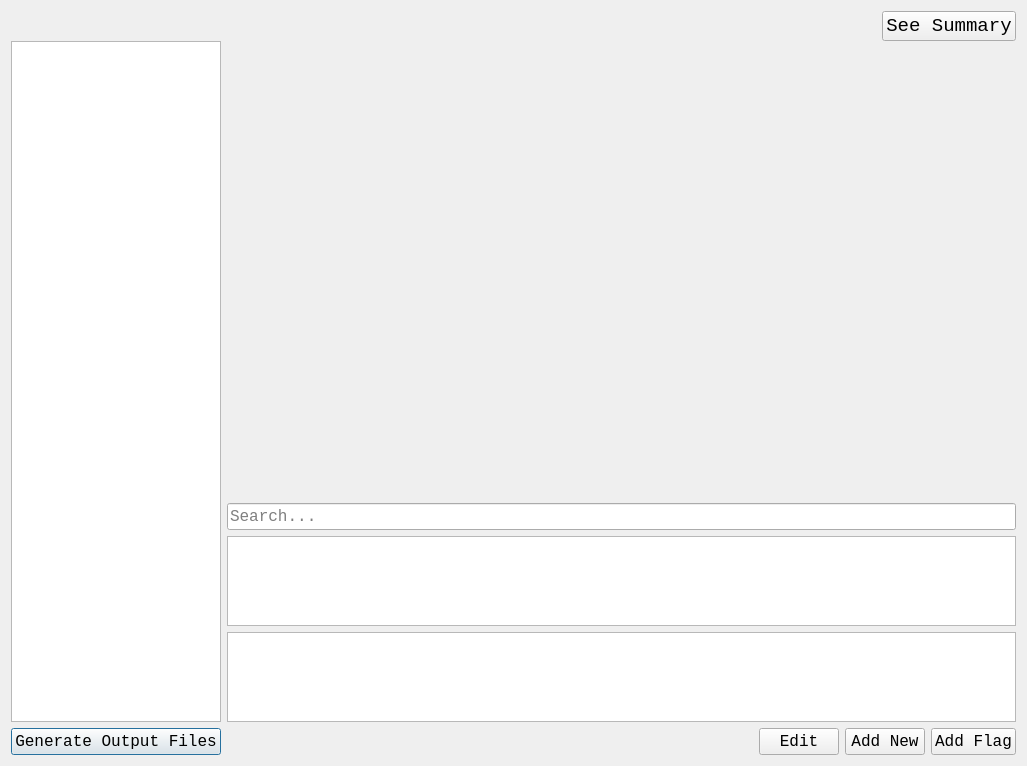
First picture: the form in GAUI/gradingsession.ui, repository ezfe/grading-assistant-cs205, before the edit.
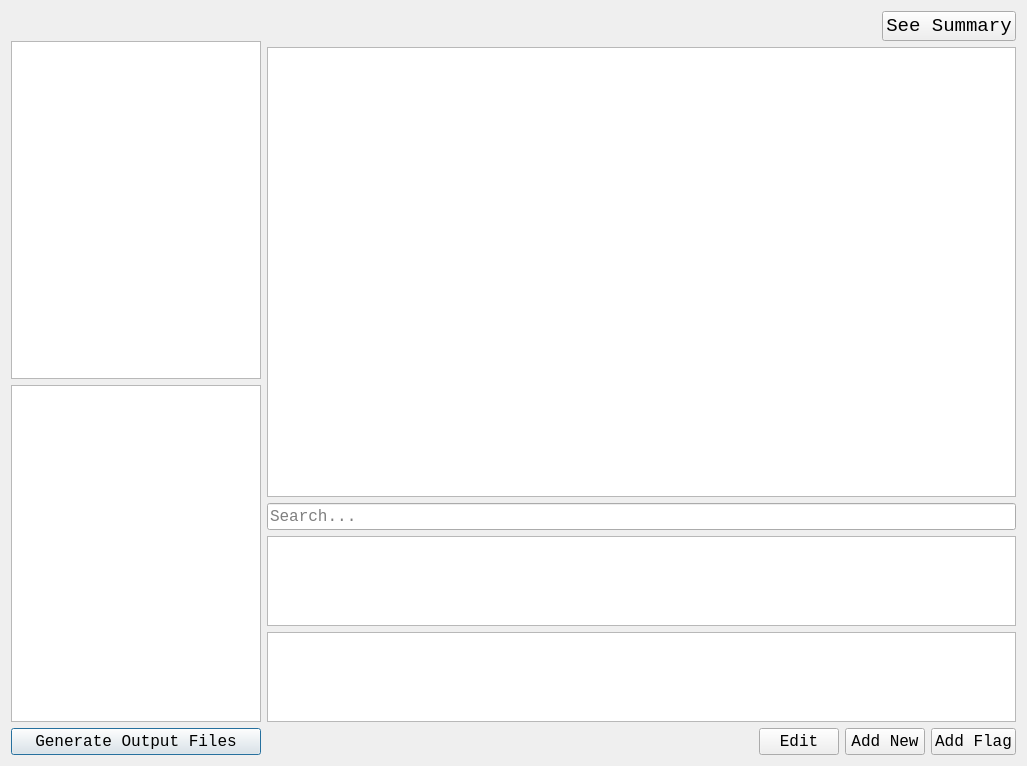
Second picture: the form after the edit. Custom widgets are drawn as their Qt base class.

What changed in the file:
```diff
--- a/GAUI/gradingsession.ui
+++ b/GAUI/gradingsession.ui
@@ -18,8 +18,6 @@
   </property>
   <layout class="QGridLayout" name="gridLayout">
    <item row="0" column="0">
-    <layout class="QHBoxLayout" name="horizontalLayout_2">
-     <item>
       <layout class="QVBoxLayout" name="verticalLayout">
        <item>
         <widget class="QLabel" name="currentStudentName">
@@ -74,6 +72,28 @@
          </property>
         </widget>
        </item>
+     <item>
+      <widget class="QListWidget" name="fileList">
+       <property name="sizePolicy">
+        <sizepolicy hsizetype="Maximum" vsizetype="Expanding">
+         <horstretch>0</horstretch>
+         <verstretch>0</verstretch>
+        </sizepolicy>
+       </property>
+       <property name="minimumSize">
+        <size>
+         <width>0</width>
+         <height>0</height>
+        </size>
+       </property>
+       <property name="maximumSize">
+        <size>
+         <width>250</width>
+         <height>16777215</height>
+        </size>
+       </property>
+      </widget>
+     </item>
        <item>
         <widget class="QPushButton" name="generateOutputButton">
          <property name="sizePolicy">
@@ -101,7 +121,7 @@
        </item>
       </layout>
      </item>
-     <item>
+   <item row="0" column="1">
       <layout class="QVBoxLayout" name="verticalLayout_2">
        <item alignment="Qt::AlignRight">
         <widget class="QPushButton" name="readyToGradeButton">
@@ -117,7 +137,7 @@
         </widget>
        </item>
        <item>
-        <widget class="QStackedWidget" name="stackedWidget">
+      <widget class="CodeTextEdit" name="codeEdit">
          <property name="sizePolicy">
           <sizepolicy hsizetype="Minimum" vsizetype="Minimum">
            <horstretch>0</horstretch>
@@ -130,9 +150,6 @@
            <height>450</height>
           </size>
          </property>
-         <property name="currentIndex">
-          <number>-1</number>
-         </property>
         </widget>
        </item>
        <item>
@@ -213,9 +230,14 @@
       </layout>
      </item>
     </layout>
-   </item>
-  </layout>
  </widget>
+ <customwidgets>
+  <customwidget>
+   <class>CodeTextEdit</class>
+   <extends>QPlainTextEdit</extends>
+   <header>codetextedit.h</header>
+  </customwidget>
+ </customwidgets>
  <tabstops>
   <tabstop>studentsToGrade</tabstop>
   <tabstop>searchBox</tabstop>
```
Lines whose indentation alone changed are shown as unchanged.
